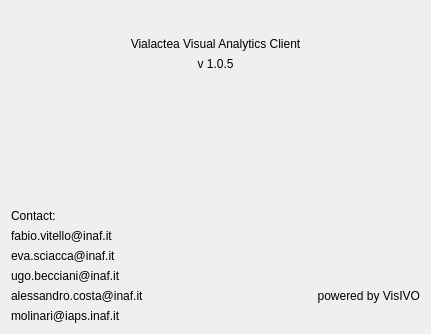
Old version of the form Code/ui/aboutform.ui in the repository VisIVOLab/ViaLacteaVisualAnalytics.
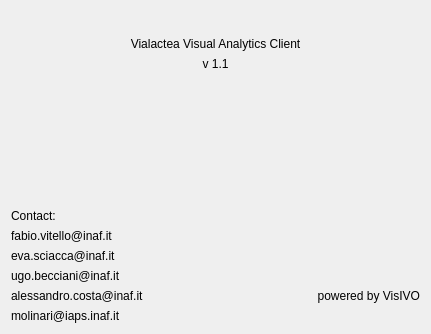
New version of the form. Icons and pictures are not drawn.

The edit to the form file:
```diff
--- a/Code/ui/aboutform.ui
+++ b/Code/ui/aboutform.ui
@@ -76,7 +76,7 @@
    <item>
     <widget class="QLabel" name="label_3">
      <property name="text">
-      <string>v 1.0.5</string>
+      <string>v 1.1</string>
      </property>
      <property name="alignment">
       <set>Qt::AlignCenter</set>
```
